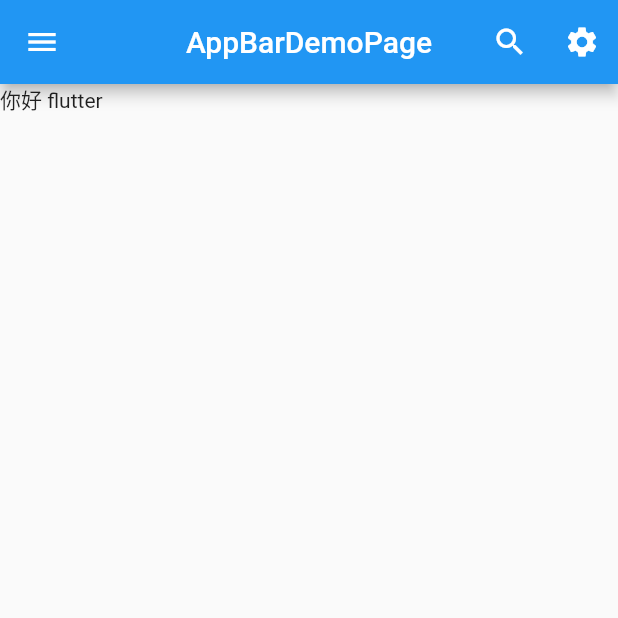
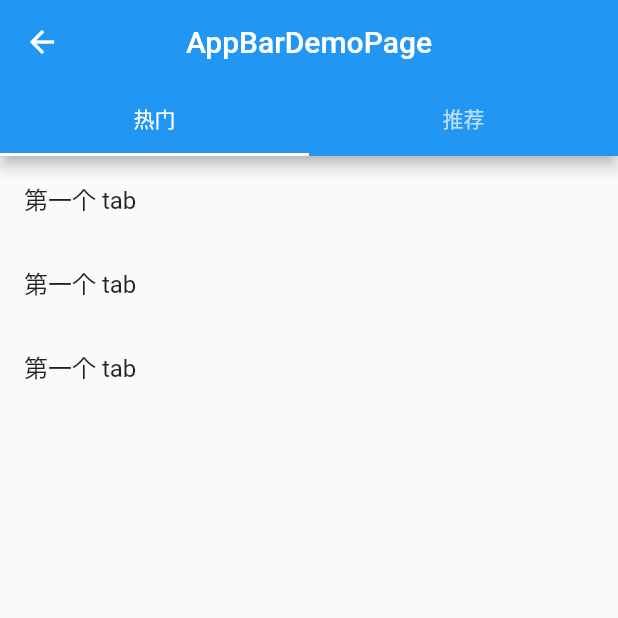
Before and after one commit to LFNHHHHH/Flutter-Study, a Flutter app: the screen it shows after launch, on a phone screen of 412 x 824 dp, the top half of it. Run offline on Flutter 3.47's test engine with Material 2 defaults, Android fonts, the phone set to English and light mode, and no system bars.

Commit message:
将 TabBar 定义在顶部

```diff
--- a/lib/pages/AppBarDemo.dart
+++ b/lib/pages/AppBarDemo.dart
@@ -5,34 +5,37 @@ class AppBarDemoPage extends StatelessWidget {
 
   @override
   Widget build(BuildContext context) {
-    return Scaffold(
+    return DefaultTabController(
+        length: 2,
+        child: Scaffold(
             appBar: AppBar(
               title: Text('AppBarDemoPage'),
               // backgroundColor: Colors.red,
               centerTitle: true,
-          leading: IconButton(
-            icon: Icon(Icons.menu),
-            onPressed: () {
-              print('menu');
-            },
+              bottom: TabBar(
+                tabs: <Widget>[
+                  Tab(text: '热门'),
+                  Tab(text: '推荐'),
+                ],
               ),
-          actions: <Widget>[
-            IconButton(
-              icon: Icon(Icons.search),
-              onPressed: () {
-                print('search');
-              },
             ),
-            IconButton(
-              icon: Icon(Icons.settings),
-              onPressed: () {
-                print('settings');
-              },
+            body: TabBarView(
+              children: <Widget>[
+                ListView(
+                  children: <Widget>[
+                    ListTile(title: Text('第一个 tab')),
+                    ListTile(title: Text('第一个 tab')),
+                    ListTile(title: Text('第一个 tab')),
+                  ],
+                ),
+                ListView(
+                  children: <Widget>[
+                    ListTile(title: Text('第二个 tab')),
+                    ListTile(title: Text('第二个 tab')),
+                    ListTile(title: Text('第二个 tab')),
+                  ],
                 ),
               ],
-        ),
-        body: Container(
-          child: Text('你好 flutter'),
-        ));
+            )));
   }
 }
```
Lines whose indentation alone changed are shown as unchanged.
